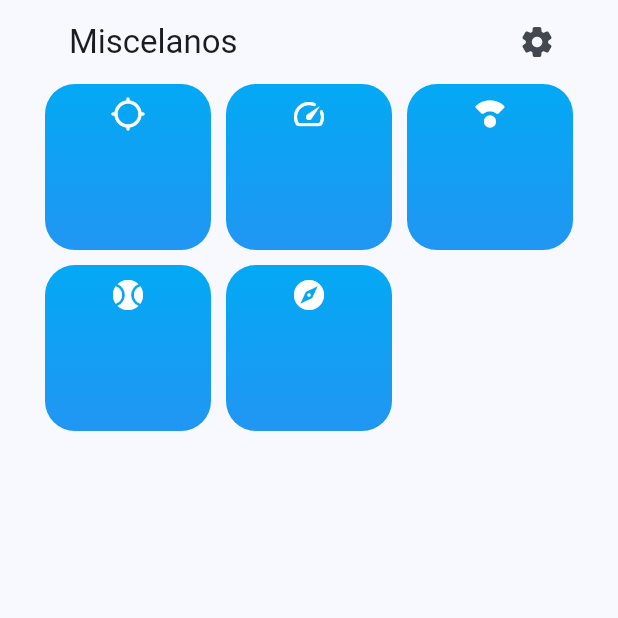
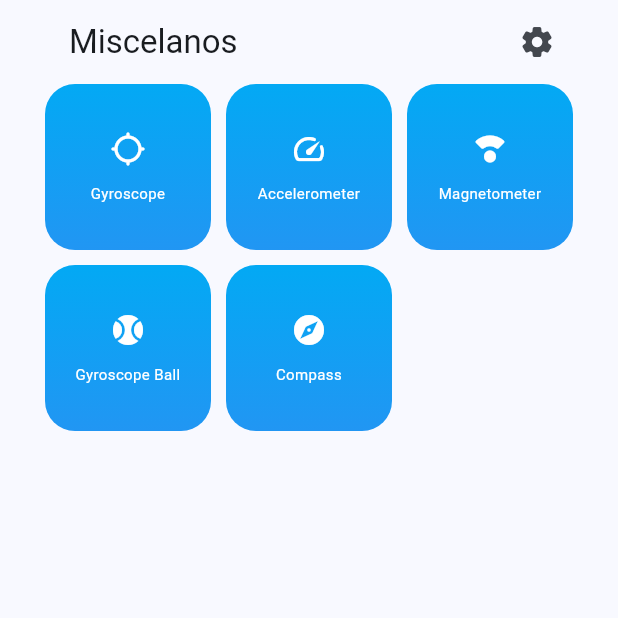
Before and after one commit to pomarmcdrac/micelaneos, a Flutter app: the screen it shows after launch, on a phone screen of 412 x 824 dp, the top half of it. Run offline on Flutter 3.47's test engine with Material 3 defaults, Android fonts, the phone set to English and light mode, and no system bars; our stand-ins replace device_info_plus, flutter_riverpod, go_router, google_fonts, permission_handler, sensors_plus.

Commit message:
Add gyroscpeball

```diff
--- a/lib/config/router/app_router.dart
+++ b/lib/config/router/app_router.dart
@@ -4,6 +4,7 @@ import 'package:miscelaneos/presentation/screens/screens.dart';
 
 final router = GoRouter(
   routes: [
+    // ! General
     GoRoute(
       path: '/',
       builder: (context, state) => const HomeScreen(),
@@ -12,5 +13,26 @@ final router = GoRouter(
       path: '/permissions',
       builder: (context, state) => const PermissionsScreen(),
     ),
+    // ! Sensors
+    GoRoute(
+      path: '/gyroscope',
+      builder: (context, state) => const GyroscopeScreen(),
+    ),
+    GoRoute(
+      path: '/accelerometer',
+      builder: (context, state) => const AccelerometerScreen(),
+    ),
+    GoRoute(
+      path: '/magnetometer',
+      builder: (context, state) => const MagnetometerScreen(),
+    ),
+    GoRoute(
+      path: '/gyroscope-ball',
+      builder: (context, state) => const GyroscopeBallScreen(),
+    ),
+    GoRoute(
+      path: '/compass',
+      builder: (context, state) => const CompassScreen(),
+    ),
   ]
 );
--- a/lib/main.dart
+++ b/lib/main.dart
@@ -1,9 +1,14 @@
 import 'package:flutter/material.dart';
+import 'package:flutter/services.dart';
 import 'package:flutter_riverpod/flutter_riverpod.dart';
 import 'package:miscelaneos/config/config.dart';
 import 'package:miscelaneos/presentation/providers/providers.dart';
 
 void main() {
+  WidgetsFlutterBinding.ensureInitialized();
+  SystemChrome.setPreferredOrientations([
+    DeviceOrientation.portraitUp
+  ]);
   runApp(
     const ProviderScope(
       child: MainApp()
--- a/lib/presentation/providers/providers.dart
+++ b/lib/presentation/providers/providers.dart
@@ -1,2 +1,7 @@
 export 'app_state_provider.dart';
 export 'permissions/permissions_provider.dart';
+
+// ! Sensors
+export 'sensors/gyroscope_provider.dart';
+export 'sensors/accelerometer_providers.dart';
+export 'sensors/magnetometer_provider.dart';
--- a/lib/presentation/screens/screens.dart
+++ b/lib/presentation/screens/screens.dart
@@ -1,2 +1,8 @@
 export 'home/home_screen.dart';
 export 'permissions/permissions_screen.dart';
+
+export 'sensors/acceletometer_screen.dart';
+export 'sensors/compass_screen.dart';
+export 'sensors/gyroscope_ball_screen.dart';
+export 'sensors/gyroscope_screen.dart';
+export 'sensors/magnetometer_screen.dart';
--- a/lib/presentation/widgets/shared/main_menu.dart
+++ b/lib/presentation/widgets/shared/main_menu.dart
@@ -1,4 +1,5 @@
 import 'package:flutter/material.dart';
+import 'package:go_router/go_router.dart';
 
 class MenuItem {
   final String title;
@@ -56,7 +57,9 @@ class HomeMenuItem extends StatelessWidget {
 
   @override
   Widget build(BuildContext context) {
-    return Container(
+    return GestureDetector(
+      onTap: () => context.push( route ),
+      child: Container(
         padding: const EdgeInsets.all(8),
         decoration: BoxDecoration(
           borderRadius: BorderRadius.circular(20),
@@ -67,13 +70,13 @@ class HomeMenuItem extends StatelessWidget {
           ),
         ),
         child: Column(
+          mainAxisAlignment: MainAxisAlignment.center,
           children: [
-          Icon(
-            icon,
-            color: Colors.white,
+            Icon(icon,color: Colors.white,),
+            const SizedBox(height: 10,),
+            Text(title, textAlign: TextAlign.center, style: const TextStyle(color: Colors.white, fontSize: 10),),
+          ],
         ),
-          const SizedBox(height: 10,)
-        ],
       ),
     );
   }
--- a/pubspec.yaml
+++ b/pubspec.yaml
@@ -10,10 +10,12 @@ dependencies:
   device_info_plus: ^9.1.2
   flutter:
     sdk: flutter
+  flutter_compass: ^0.8.0
   flutter_riverpod: ^2.4.10
   go_router: ^13.2.0
   google_fonts: 6.1.0
   permission_handler: ^11.3.0
+  sensors_plus: ^4.0.2
 
 dev_dependencies:
   flutter_lints: ^2.0.0
```
Also changed, not shown: lib/presentation/providers/sensors/accelerometer_providers.dart (added, +41 -0 lines), lib/presentation/providers/sensors/gyroscope_provider.dart (added, +32 -0 lines), lib/presentation/providers/sensors/magnetometer_provider.dart (added, +32 -0 lines), lib/presentation/screens/sensors/acceletometer_screen.dart (added, +29 -0 lines), lib/presentation/screens/sensors/compass_screen.dart (added, +20 -0 lines), lib/presentation/screens/sensors/gyroscope_ball_screen.dart (added, +82 -0 lines), lib/presentation/screens/sensors/gyroscope_screen.dart (added, +29 -0 lines), lib/presentation/screens/sensors/magnetometer_screen.dart (added, +29 -0 lines), pubspec.lock. Lines whose indentation alone changed are shown as unchanged.
